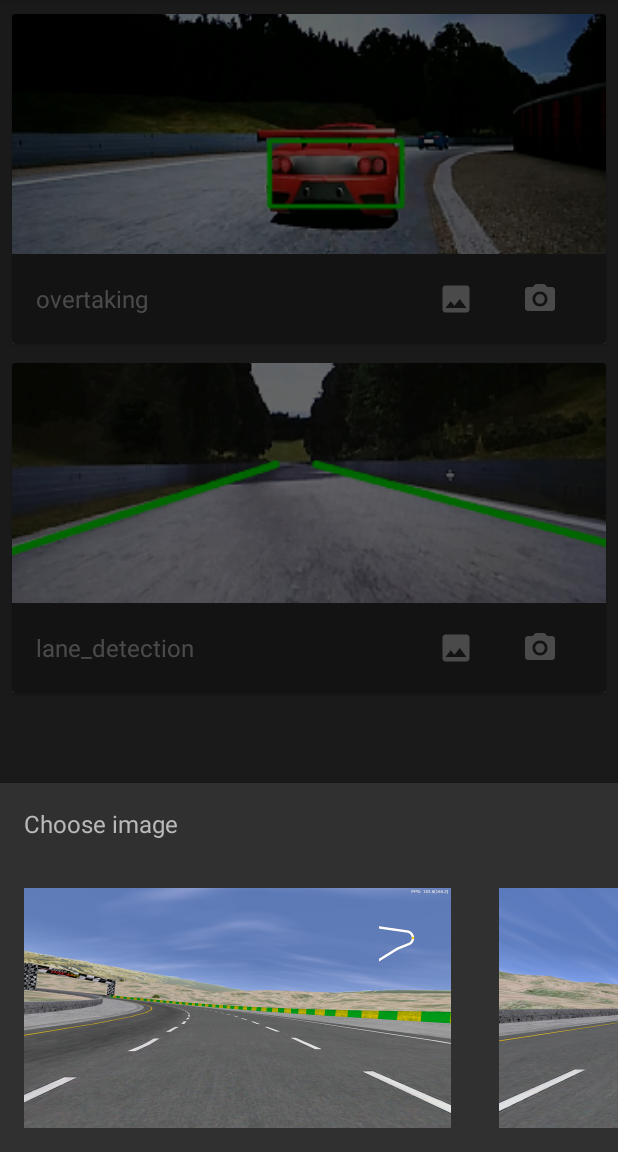
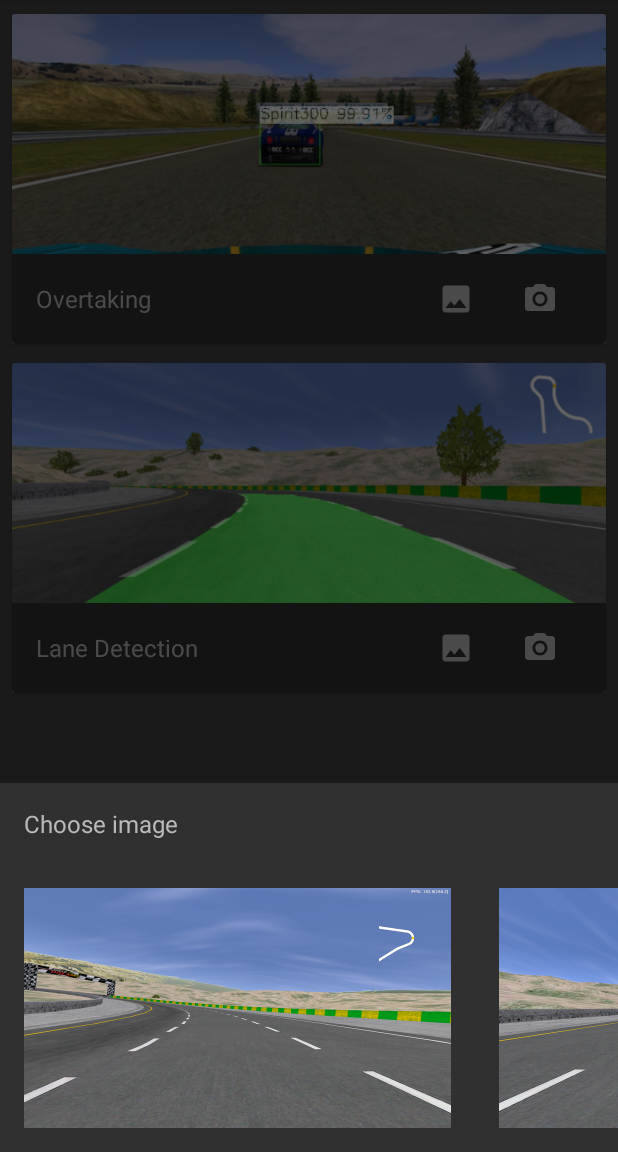
Before and after one commit to argos-research/android-OpenCV, an Android app: the screen it shows after launch (MainActivity), after a tap on an icon or button, on a phone screen of 412 x 824 dp, the part 84-1236 px from its top. Run offline under Robolectric (Android 15) with nearby library versions, the phone set to English and light mode, and no system bars; our stand-ins replace Volley.

Commit message:
thumpnail updated

```diff
--- a/app/src/main/java/com/argos/android/opencv/activity/MainActivity.kt
+++ b/app/src/main/java/com/argos/android/opencv/activity/MainActivity.kt
@@ -88,8 +88,8 @@ class MainActivity : AppCompatActivity(), MainActivityCallback, DialogCallback {
     }
 
     private fun initList() {
-        mFeatureList.add(Feature(Feature.OVERTAKING, R.drawable.vehicle_detection_thumbnail))
-        mFeatureList.add(Feature(Feature.LANE_DETECTION, R.drawable.lane_detection_thumbnail))
+        mFeatureList.add(Feature(Feature.OVERTAKING, R.drawable.overtaking_thumbnail))
+        mFeatureList.add(Feature(Feature.LANE_DETECTION, R.drawable.land_detection_thumbnail))
 
         layoutManager = LinearLayoutManager(this)
         recyclerView!!.layoutManager = layoutManager
--- a/app/src/main/java/com/argos/android/opencv/model/Feature.kt
+++ b/app/src/main/java/com/argos/android/opencv/model/Feature.kt
@@ -5,8 +5,8 @@ import android.support.annotation.DrawableRes
 class Feature(var featureName: String?, @field:DrawableRes var featureThumbnail: Int) {
 
     companion object {
-        const val LANE_DETECTION = "lane_detection"
-        const val OVERTAKING = "overtaking"
+        const val LANE_DETECTION = "Lane Detection"
+        const val OVERTAKING = "Overtaking"
     }
 
 }
--- a/app/src/main/res/layout/feature_list_item.xml
+++ b/app/src/main/res/layout/feature_list_item.xml
@@ -24,7 +24,7 @@
                 android:layout_width="match_parent"
                 android:layout_height="@dimen/card_image_height"
                 android:scaleType="centerCrop"
-                android:src="@drawable/lane_detection_thumbnail"/>
+                android:src="@drawable/land_detection_thumbnail"/>
 
         </FrameLayout>
 
--- a/build.gradle
+++ b/build.gradle
@@ -7,7 +7,7 @@ buildscript {
         google()
     }
     dependencies {
-        classpath 'com.android.tools.build:gradle:3.1.3'
+        classpath 'com.android.tools.build:gradle:3.1.4'
         classpath "org.jetbrains.kotlin:kotlin-gradle-plugin:$kotlin_version"
 
         // NOTE: Do not place your application dependencies here; they belong
```
Also changed, not shown: app/src/main/res/drawable-xxhdpi/land_detection_thumbnail.jpg (added), app/src/main/res/drawable-xxhdpi/lane_detection_thumbnail.png (deleted), app/src/main/res/drawable-xxhdpi/overtaking_thumbnail.jpg (added), app/src/main/res/drawable-xxhdpi/vehicle_detection_thumbnail.png (deleted).
